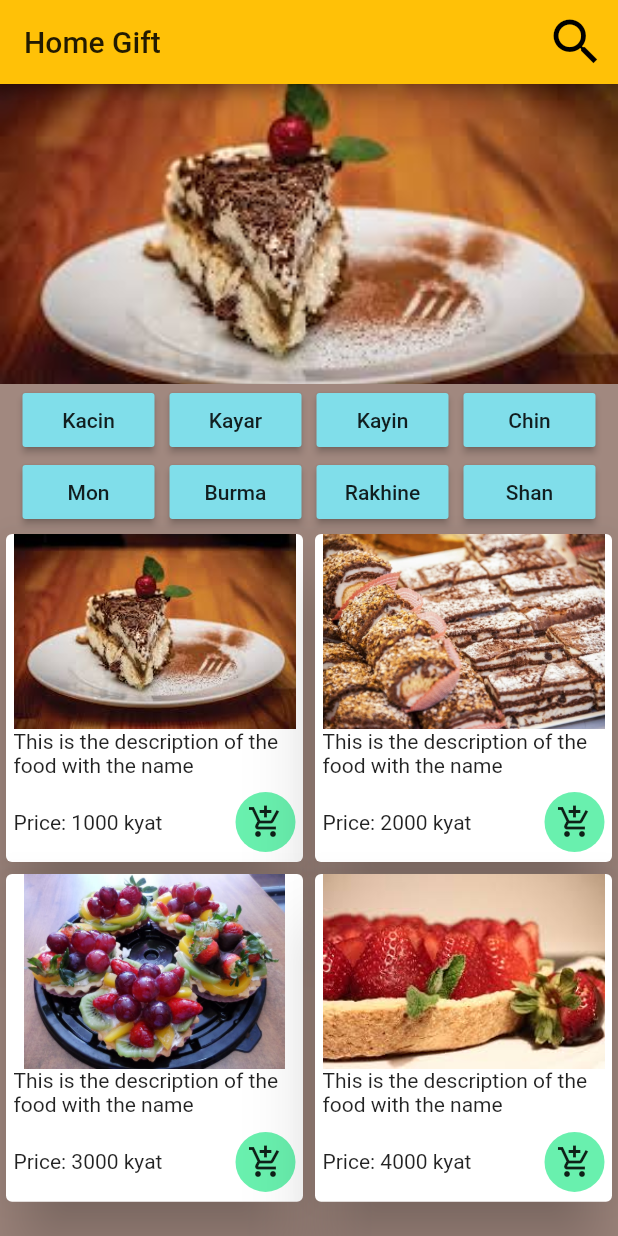
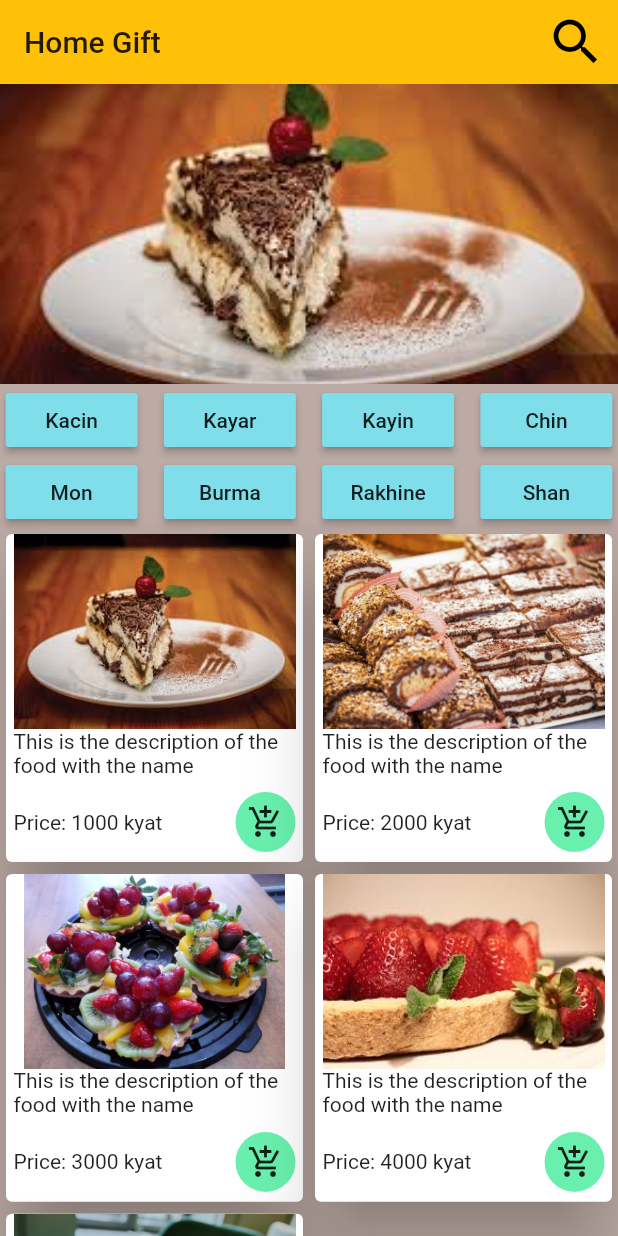
Before and after one commit to kwarnkham/home_gift, a Flutter app: the screen it shows after launch, on a phone screen of 412 x 824 dp. Run offline on Flutter 3.47's test engine with Material 2 defaults, Android fonts, the phone set to English and light mode, and no system bars; drawn by our look-alikes of carousel_slider.

Commit message:
with sliver

```diff
--- a/lib/src/ui/home.dart
+++ b/lib/src/ui/home.dart
@@ -20,25 +20,28 @@ class Home extends StatelessWidget {
   @override
   Widget build(BuildContext context) {
     return Scaffold(
-      appBar: AppBar(
+      body: Container(
+          color: Colors.brown[200],
+          child: CustomScrollView(
+            slivers: <Widget>[
+      SliverAppBar(
+        floating: true,
         title: Text('Home Gift'),
         actions: <Widget>[
           IconButton(
             icon: Icon(Icons.search),
-            onPressed: () {
+            onPressed: (){
               searchItem(context);
             },
             iconSize: 40,
           )
         ],
       ),
-      // bottomNavigationBar: BottomNavigationBar(),
-      body: Container(
-        color: Colors.brown[300],
-        child: Column(
-          children: <Widget>[
+      SliverList(
+        delegate: SliverChildListDelegate([
           HomeCarosel(),
           Wrap(
+            alignment: WrapAlignment.spaceAround,
             spacing: 10,
             children: states
                 .map(
@@ -50,12 +53,14 @@ class Home extends StatelessWidget {
                 )
                 .toList(),
           ),
-            Expanded(
-              child: GridView.builder(
+        ]),
+      ),
+      SliverGrid(
         gridDelegate: SliverGridDelegateWithFixedCrossAxisCount(
             crossAxisCount: 2, childAspectRatio: 10 / 11),
-                itemCount: 4,
-                itemBuilder: (_, index) => Card(
+        delegate: SliverChildBuilderDelegate(
+          (BuildContext context, int index) {
+            return Card(
               elevation: 20,
               child: Padding(
                 padding: const EdgeInsets.symmetric(horizontal: 5.0),
@@ -89,9 +94,11 @@ class Home extends StatelessWidget {
                   ],
                 ),
               ),
+            );
+          },
+          childCount: 5,
         ),
       ),
-            )
             ],
           ),
         ),
```
Lines whose indentation alone changed are shown as unchanged.
